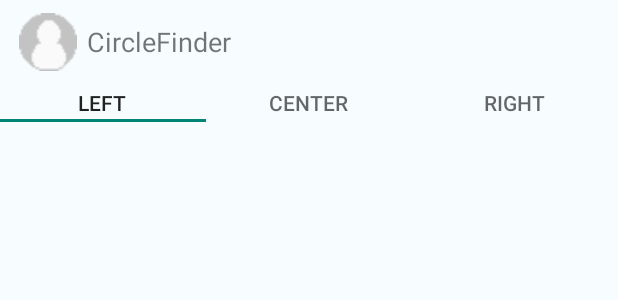
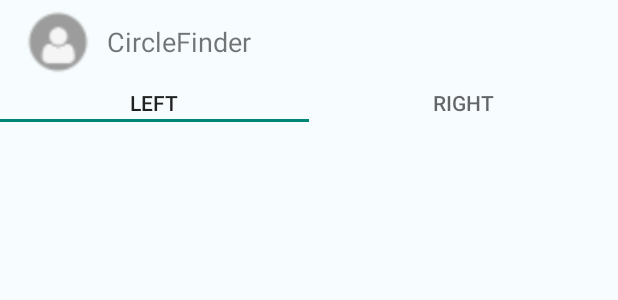
Before and after one commit to Hide-KC/Comiketter2, an Android app: the layout activity_main.xml on its own in the app's theme, with its tools: preview values and no code run, on a phone screen of 412 x 824 dp. Shown: the top 300 px of the screen. Run offline under Robolectric (Android 15) with nearby library versions, the phone set to English and light mode, and no system bars.

Commit message:
NavigationIcon サイズ固定値、Icon差替

```diff
--- a/app/src/main/res/layout/activity_main.xml
+++ b/app/src/main/res/layout/activity_main.xml
@@ -20,12 +20,10 @@
 
         <ImageButton
             android:id="@+id/navigation_icon"
-            android:layout_width="wrap_content"
-            android:layout_height="wrap_content"
+            android:layout_width="45dp"
+            android:layout_height="45dp"
             android:background="@drawable/shadow"
-            android:src="@drawable/image_overlay"
-            android:scaleX="1.2"
-            android:scaleY="1.2"/>
+            android:src="@drawable/image_overlay" />
 
         <Space
             android:layout_width="10dp"
@@ -66,11 +64,6 @@
         <android.support.design.widget.TabItem
             android:layout_width="wrap_content"
             android:layout_height="wrap_content"
-            android:text="Center" />
-
-        <android.support.design.widget.TabItem
-            android:layout_width="wrap_content"
-            android:layout_height="wrap_content"
             android:text="Right" />
     </android.support.design.widget.TabLayout>
 
```
Also changed, not shown: app/src/main/res/drawable/shadow.png.
